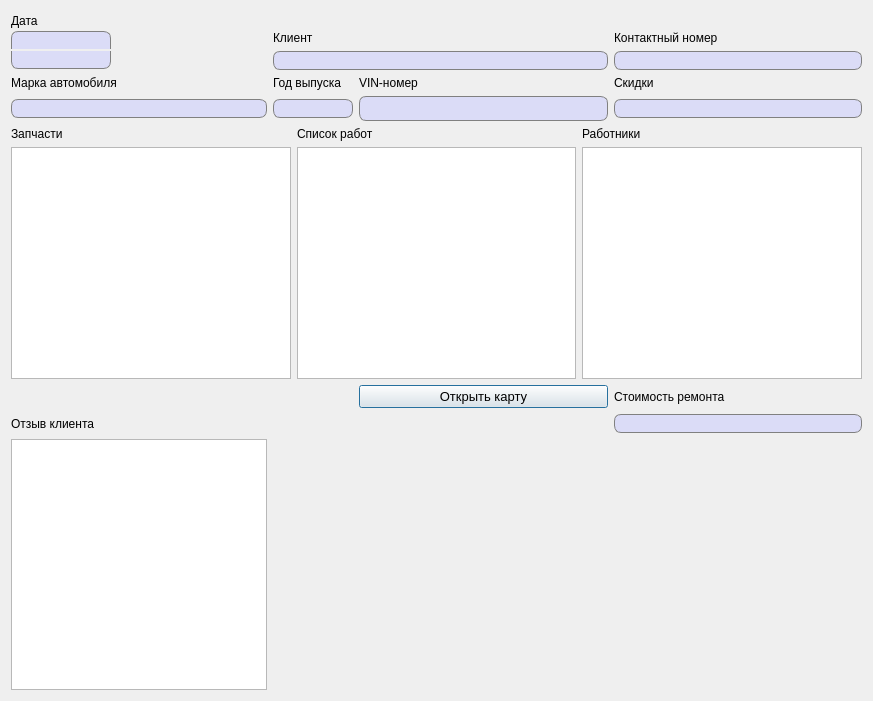
First picture: the form in OrderCreation.ui, repository FediiBohdan/TechService, before the edit.
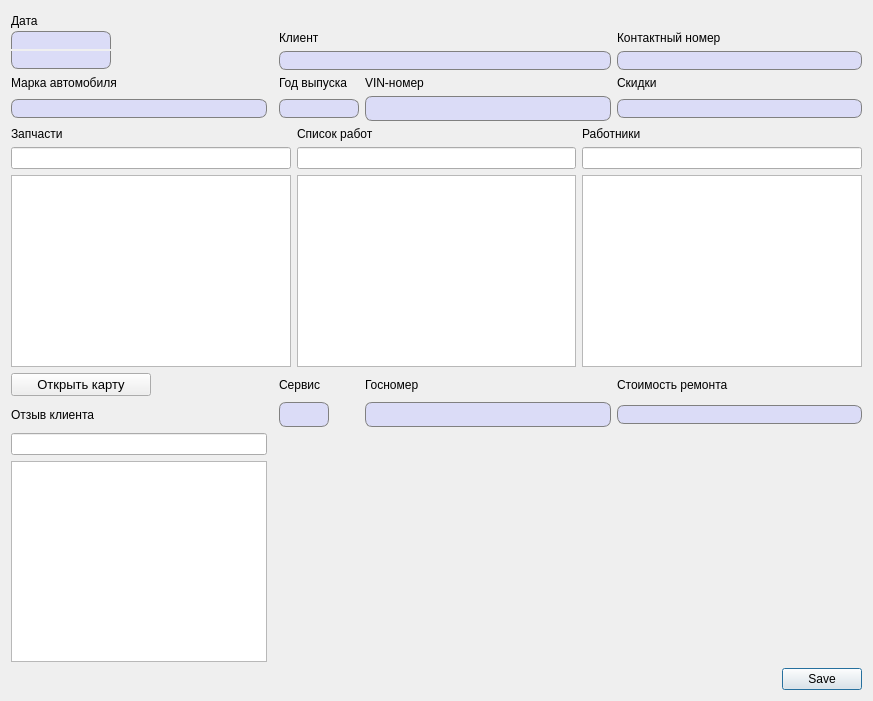
Second picture: the form after the edit. Icons and pictures are not drawn.

Commit message: Implemented the ability to create an order to the DB from the app and view orders history. (Order creation is to be a bit redone)

```diff
--- a/OrderCreation.ui
+++ b/OrderCreation.ui
@@ -18,215 +18,108 @@
     <normaloff>:/images/autoService-logo.png</normaloff>:/images/autoService-logo.png</iconset>
   </property>
   <layout class="QGridLayout" name="gridLayout_3">
-   <item row="0" column="0">
+   <item row="1" column="1">
+    <widget class="QPushButton" name="createOrderButton">
+     <property name="text">
+      <string>Save</string>
+     </property>
+    </widget>
+   </item>
+   <item row="1" column="0">
+    <spacer name="horizontalSpacer_3">
+     <property name="orientation">
+      <enum>Qt::Horizontal</enum>
+     </property>
+     <property name="sizeHint" stdset="0">
+      <size>
+       <width>40</width>
+       <height>20</height>
+      </size>
+     </property>
+    </spacer>
+   </item>
+   <item row="0" column="0" colspan="2">
     <layout class="QGridLayout" name="gridLayout">
-     <item row="0" column="0" rowspan="3">
-      <layout class="QGridLayout" name="gridLayout_2" rowstretch="0,0,0" columnstretch="0,0">
-       <property name="sizeConstraint">
-        <enum>QLayout::SetDefaultConstraint</enum>
-       </property>
-       <property name="topMargin">
-        <number>0</number>
-       </property>
-       <property name="horizontalSpacing">
-        <number>7</number>
-       </property>
-       <property name="verticalSpacing">
-        <number>0</number>
-       </property>
-       <item row="1" column="0">
-        <widget class="QLineEdit" name="dateLine">
-         <property name="maximumSize">
-          <size>
-           <width>100</width>
-           <height>16777215</height>
-          </size>
-         </property>
-         <property name="font">
-          <font>
-           <pointsize>10</pointsize>
-          </font>
-         </property>
-         <property name="styleSheet">
-          <string notr="true">QLineEdit {
-	border: 1px solid gray;
-    border-radius: 7px;
-    background-color: #dbdcf7;
-	padding-left: 3px;
-	border-bottom-left-radius: 0px;
-	border-bottom-right-radius: 0px;
-	border-bottom: none;
-}</string>
-         </property>
-        </widget>
-       </item>
-       <item row="2" column="0">
-        <widget class="QLineEdit" name="timeLine">
-         <property name="maximumSize">
-          <size>
-           <width>100</width>
-           <height>16777215</height>
-          </size>
-         </property>
-         <property name="font">
-          <font>
-           <pointsize>10</pointsize>
-          </font>
-         </property>
-         <property name="styleSheet">
-          <string notr="true">QLineEdit {
-	border: 1px solid gray;
-    border-radius: 7px;
-    background-color: #dbdcf7;
-	padding-left: 3px;
-	border-top-left-radius: 0px;
-	border-top-right-radius: 0px;
-	border-top: none;
-}</string>
-         </property>
-        </widget>
-       </item>
-       <item row="1" column="1">
-        <spacer name="horizontalSpacer_2">
-         <property name="orientation">
-          <enum>Qt::Horizontal</enum>
-         </property>
-         <property name="sizeHint" stdset="0">
-          <size>
-           <width>40</width>
-           <height>20</height>
-          </size>
-         </property>
-        </spacer>
-       </item>
-       <item row="2" column="1">
-        <spacer name="horizontalSpacer">
-         <property name="orientation">
-          <enum>Qt::Horizontal</enum>
-         </property>
-         <property name="sizeHint" stdset="0">
-          <size>
-           <width>40</width>
-           <height>20</height>
-          </size>
-         </property>
-        </spacer>
-       </item>
-       <item row="0" column="0">
-        <widget class="QLabel" name="label_8">
-         <property name="text">
-          <string>Дата</string>
-         </property>
-        </widget>
-       </item>
-      </layout>
-     </item>
-     <item row="0" column="1" colspan="3">
-      <widget class="QLabel" name="technicalLabel">
-       <property name="minimumSize">
-        <size>
-         <width>30</width>
-         <height>0</height>
-        </size>
-       </property>
-       <property name="text">
-        <string/>
-       </property>
-      </widget>
-     </item>
-     <item row="1" column="1">
+     <item row="1" column="2" colspan="2">
       <widget class="QLabel" name="label_12">
        <property name="text">
         <string>Клиент</string>
        </property>
       </widget>
      </item>
-     <item row="1" column="3">
-      <widget class="QLabel" name="label_7">
-       <property name="text">
-        <string>Контактный номер</string>
-       </property>
-      </widget>
-     </item>
-     <item row="2" column="1" colspan="2">
-      <widget class="QLineEdit" name="lineEdit_6">
-       <property name="minimumSize">
-        <size>
-         <width>0</width>
-         <height>0</height>
-        </size>
-       </property>
-       <property name="font">
-        <font>
-         <pointsize>10</pointsize>
-        </font>
-       </property>
-       <property name="styleSheet">
-        <string notr="true">QLineEdit {
-	border: 1px solid gray;
-    border-radius: 7px;
-    background-color: #dbdcf7;
-	padding-left: 3px;
-}</string>
-       </property>
-      </widget>
-     </item>
-     <item row="2" column="3">
-      <widget class="QLineEdit" name="lineEdit_7">
-       <property name="minimumSize">
-        <size>
-         <width>220</width>
-         <height>0</height>
-        </size>
-       </property>
-       <property name="font">
-        <font>
-         <pointsize>10</pointsize>
-        </font>
-       </property>
-       <property name="styleSheet">
-        <string notr="true">QLineEdit {
-	border: 1px solid gray;
-    border-radius: 7px;
-    background-color: #dbdcf7;
-	padding-left: 3px;
-}</string>
-       </property>
-       <property name="text">
-        <string/>
-       </property>
-      </widget>
-     </item>
-     <item row="3" column="0">
-      <widget class="QLabel" name="label">
-       <property name="text">
-        <string>Марка автомобиля</string>
-       </property>
-      </widget>
-     </item>
-     <item row="3" column="1">
+     <item row="3" column="2">
       <widget class="QLabel" name="label_2">
        <property name="text">
         <string>Год выпуска</string>
        </property>
       </widget>
      </item>
-     <item row="3" column="2">
-      <widget class="QLabel" name="label_3">
+     <item row="4" column="0">
+      <widget class="QLineEdit" name="modelLine">
+       <property name="font">
+        <font>
+         <pointsize>10</pointsize>
+        </font>
+       </property>
+       <property name="styleSheet">
+        <string notr="true">QLineEdit {
+	border: 1px solid gray;
+    border-radius: 7px;
+    background-color: #dbdcf7;
+	padding-left: 3px;
+}</string>
+       </property>
+      </widget>
+     </item>
+     <item row="7" column="0">
+      <widget class="QLabel" name="label_11">
        <property name="text">
-        <string>VIN-номер</string>
+        <string>Отзыв клиента</string>
        </property>
       </widget>
      </item>
-     <item row="3" column="3">
+     <item row="2" column="4">
+      <widget class="QLineEdit" name="contactLine">
+       <property name="minimumSize">
+        <size>
+         <width>220</width>
+         <height>0</height>
+        </size>
+       </property>
+       <property name="font">
+        <font>
+         <pointsize>10</pointsize>
+        </font>
+       </property>
+       <property name="styleSheet">
+        <string notr="true">QLineEdit {
+	border: 1px solid gray;
+    border-radius: 7px;
+    background-color: #dbdcf7;
+	padding-left: 3px;
+}</string>
+       </property>
+       <property name="text">
+        <string/>
+       </property>
+      </widget>
+     </item>
+     <item row="3" column="4">
       <widget class="QLabel" name="label_6">
        <property name="text">
         <string>Скидки</string>
        </property>
       </widget>
      </item>
-     <item row="4" column="0">
-      <widget class="QLineEdit" name="lineEdit">
+     <item row="6" column="2">
+      <widget class="QLabel" name="label_14">
+       <property name="text">
+        <string>Сервис</string>
+       </property>
+      </widget>
+     </item>
+     <item row="4" column="4">
+      <widget class="QLineEdit" name="discountsLine">
        <property name="font">
         <font>
          <pointsize>10</pointsize>
@@ -242,34 +135,44 @@
        </property>
       </widget>
      </item>
-     <item row="4" column="1">
-      <widget class="QLineEdit" name="lineEdit_2">
-       <property name="maximumSize">
+     <item row="3" column="3">
+      <widget class="QLabel" name="label_3">
+       <property name="text">
+        <string>VIN-номер</string>
+       </property>
+      </widget>
+     </item>
+     <item row="0" column="2" colspan="3">
+      <widget class="QLabel" name="technicalLabel">
+       <property name="minimumSize">
         <size>
-         <width>80</width>
-         <height>16777215</height>
+         <width>30</width>
+         <height>0</height>
         </size>
        </property>
-       <property name="font">
-        <font>
-         <pointsize>10</pointsize>
-        </font>
-       </property>
-       <property name="styleSheet">
-        <string notr="true">QLineEdit {
-	border: 1px solid gray;
-    border-radius: 7px;
-    background-color: #dbdcf7;
-	padding-left: 3px;
-}</string>
-       </property>
        <property name="text">
         <string/>
        </property>
       </widget>
      </item>
-     <item row="4" column="2">
-      <widget class="QLineEdit" name="lineEdit_3">
+     <item row="9" column="0">
+      <widget class="QTextEdit" name="textEdit">
+       <property name="font">
+        <font>
+         <pointsize>9</pointsize>
+        </font>
+       </property>
+      </widget>
+     </item>
+     <item row="3" column="0">
+      <widget class="QLabel" name="label">
+       <property name="text">
+        <string>Марка автомобиля</string>
+       </property>
+      </widget>
+     </item>
+     <item row="7" column="3">
+      <widget class="QLineEdit" name="autoLicensePlateLine">
        <property name="minimumSize">
         <size>
          <width>0</width>
@@ -291,24 +194,14 @@
        </property>
       </widget>
      </item>
-     <item row="4" column="3">
-      <widget class="QLineEdit" name="lineEdit_4">
-       <property name="font">
-        <font>
-         <pointsize>10</pointsize>
-        </font>
-       </property>
-       <property name="styleSheet">
-        <string notr="true">QLineEdit {
-	border: 1px solid gray;
-    border-radius: 7px;
-    background-color: #dbdcf7;
-	padding-left: 3px;
-}</string>
+     <item row="1" column="4">
+      <widget class="QLabel" name="label_7">
+       <property name="text">
+        <string>Контактный номер</string>
        </property>
       </widget>
      </item>
-     <item row="5" column="0" colspan="4">
+     <item row="5" column="0" colspan="5">
       <layout class="QHBoxLayout" name="horizontalLayout">
        <item>
         <layout class="QVBoxLayout" name="verticalLayout_3">
@@ -319,6 +212,9 @@
            </property>
           </widget>
          </item>
+         <item>
+          <widget class="QLineEdit" name="sparePartsLine"/>
+         </item>
          <item>
           <widget class="QTableView" name="tableView_2"/>
          </item>
@@ -333,6 +229,9 @@
            </property>
           </widget>
          </item>
+         <item>
+          <widget class="QLineEdit" name="worksLine"/>
+         </item>
          <item>
           <widget class="QTableWidget" name="tableWidget"/>
          </item>
@@ -347,6 +246,9 @@
            </property>
           </widget>
          </item>
+         <item>
+          <widget class="QLineEdit" name="staffLine"/>
+         </item>
          <item>
           <widget class="QTableView" name="tableView"/>
          </item>
@@ -354,24 +256,44 @@
        </item>
       </layout>
      </item>
-     <item row="8" column="0">
-      <widget class="QTextEdit" name="textEdit">
+     <item row="6" column="4">
+      <widget class="QLabel" name="label_10">
+       <property name="text">
+        <string>Стоимость ремонта</string>
+       </property>
+      </widget>
+     </item>
+     <item row="4" column="3">
+      <widget class="QLineEdit" name="VIN_Line">
+       <property name="minimumSize">
+        <size>
+         <width>0</width>
+         <height>25</height>
+        </size>
+       </property>
        <property name="font">
         <font>
-         <pointsize>9</pointsize>
+         <pointsize>10</pointsize>
         </font>
        </property>
-      </widget>
-     </item>
-     <item row="7" column="0">
-      <widget class="QLabel" name="label_11">
-       <property name="text">
-        <string>Отзыв клиента</string>
+       <property name="styleSheet">
+        <string notr="true">QLineEdit {
+	border: 1px solid gray;
+    border-radius: 7px;
+    background-color: #dbdcf7;
+	padding-left: 3px;
+}</string>
        </property>
       </widget>
      </item>
-     <item row="6" column="2">
+     <item row="6" column="0">
       <widget class="QPushButton" name="pushButton">
+       <property name="maximumSize">
+        <size>
+         <width>140</width>
+         <height>16777215</height>
+        </size>
+       </property>
        <property name="font">
         <font>
          <pointsize>10</pointsize>
@@ -386,15 +308,154 @@
        </property>
       </widget>
      </item>
+     <item row="4" column="2">
+      <widget class="QLineEdit" name="yearLine">
+       <property name="maximumSize">
+        <size>
+         <width>80</width>
+         <height>16777215</height>
+        </size>
+       </property>
+       <property name="font">
+        <font>
+         <pointsize>10</pointsize>
+        </font>
+       </property>
+       <property name="styleSheet">
+        <string notr="true">QLineEdit {
+	border: 1px solid gray;
+    border-radius: 7px;
+    background-color: #dbdcf7;
+	padding-left: 3px;
+}</string>
+       </property>
+       <property name="text">
+        <string/>
+       </property>
+      </widget>
+     </item>
      <item row="6" column="3">
-      <widget class="QLabel" name="label_10">
+      <widget class="QLabel" name="label_13">
        <property name="text">
-        <string>Стоимость ремонта</string>
+        <string>Госномер</string>
        </property>
       </widget>
      </item>
-     <item row="7" column="3">
-      <widget class="QLineEdit" name="lineEdit_5">
+     <item row="0" column="0" rowspan="3">
+      <layout class="QGridLayout" name="gridLayout_2" rowstretch="0,0,0" columnstretch="0,0">
+       <property name="sizeConstraint">
+        <enum>QLayout::SetDefaultConstraint</enum>
+       </property>
+       <property name="topMargin">
+        <number>0</number>
+       </property>
+       <property name="horizontalSpacing">
+        <number>7</number>
+       </property>
+       <property name="verticalSpacing">
+        <number>0</number>
+       </property>
+       <item row="1" column="0">
+        <widget class="QLineEdit" name="dateLine">
+         <property name="maximumSize">
+          <size>
+           <width>100</width>
+           <height>16777215</height>
+          </size>
+         </property>
+         <property name="font">
+          <font>
+           <pointsize>10</pointsize>
+          </font>
+         </property>
+         <property name="styleSheet">
+          <string notr="true">QLineEdit {
+	border: 1px solid gray;
+    border-radius: 7px;
+    background-color: #dbdcf7;
+	padding-left: 3px;
+	border-bottom-left-radius: 0px;
+	border-bottom-right-radius: 0px;
+	border-bottom: none;
+}</string>
+         </property>
+        </widget>
+       </item>
+       <item row="2" column="0">
+        <widget class="QLineEdit" name="timeLine">
+         <property name="maximumSize">
+          <size>
+           <width>100</width>
+           <height>16777215</height>
+          </size>
+         </property>
+         <property name="font">
+          <font>
+           <pointsize>10</pointsize>
+          </font>
+         </property>
+         <property name="styleSheet">
+          <string notr="true">QLineEdit {
+	border: 1px solid gray;
+    border-radius: 7px;
+    background-color: #dbdcf7;
+	padding-left: 3px;
+	border-top-left-radius: 0px;
+	border-top-right-radius: 0px;
+	border-top: none;
+}</string>
+         </property>
+        </widget>
+       </item>
+       <item row="2" column="1">
+        <spacer name="horizontalSpacer">
+         <property name="orientation">
+          <enum>Qt::Horizontal</enum>
+         </property>
+         <property name="sizeHint" stdset="0">
+          <size>
+           <width>40</width>
+           <height>20</height>
+          </size>
+         </property>
+        </spacer>
+       </item>
+       <item row="0" column="0">
+        <widget class="QLabel" name="label_8">
+         <property name="text">
+          <string>Дата</string>
+         </property>
+        </widget>
+       </item>
+       <item row="1" column="1">
+        <spacer name="horizontalSpacer_2">
+         <property name="orientation">
+          <enum>Qt::Horizontal</enum>
+         </property>
+         <property name="sizeHint" stdset="0">
+          <size>
+           <width>40</width>
+           <height>20</height>
+          </size>
+         </property>
+        </spacer>
+       </item>
+      </layout>
+     </item>
+     <item row="7" column="2">
+      <widget class="QLineEdit" name="serviceLine">
+       <property name="minimumSize">
+        <size>
+         <width>0</width>
+         <height>25</height>
+        </size>
+       </property>
+       <property name="maximumSize">
+        <size>
+         <width>50</width>
+         <height>16777215</height>
+        </size>
+       </property>
        <property name="font">
         <font>
          <pointsize>10</pointsize>
@@ -410,6 +471,49 @@
        </property>
       </widget>
      </item>
+     <item row="2" column="2" colspan="2">
+      <widget class="QLineEdit" name="clientLine">
+       <property name="minimumSize">
+        <size>
+         <width>0</width>
+         <height>0</height>
+        </size>
+       </property>
+       <property name="font">
+        <font>
+         <pointsize>10</pointsize>
+        </font>
+       </property>
+       <property name="styleSheet">
+        <string notr="true">QLineEdit {
+	border: 1px solid gray;
+    border-radius: 7px;
+    background-color: #dbdcf7;
+	padding-left: 3px;
+}</string>
+       </property>
+      </widget>
+     </item>
+     <item row="7" column="4">
+      <widget class="QLineEdit" name="priceLine">
+       <property name="font">
+        <font>
+         <pointsize>10</pointsize>
+        </font>
+       </property>
+       <property name="styleSheet">
+        <string notr="true">QLineEdit {
+	border: 1px solid gray;
+    border-radius: 7px;
+    background-color: #dbdcf7;
+	padding-left: 3px;
+}</string>
+       </property>
+      </widget>
+     </item>
+     <item row="8" column="0">
+      <widget class="QLineEdit" name="feedbackLine"/>
+     </item>
     </layout>
    </item>
   </layout>
```
Left out of the diff: 20 changed lines with no effect on the pictures. The commit also changes 13 other files.
